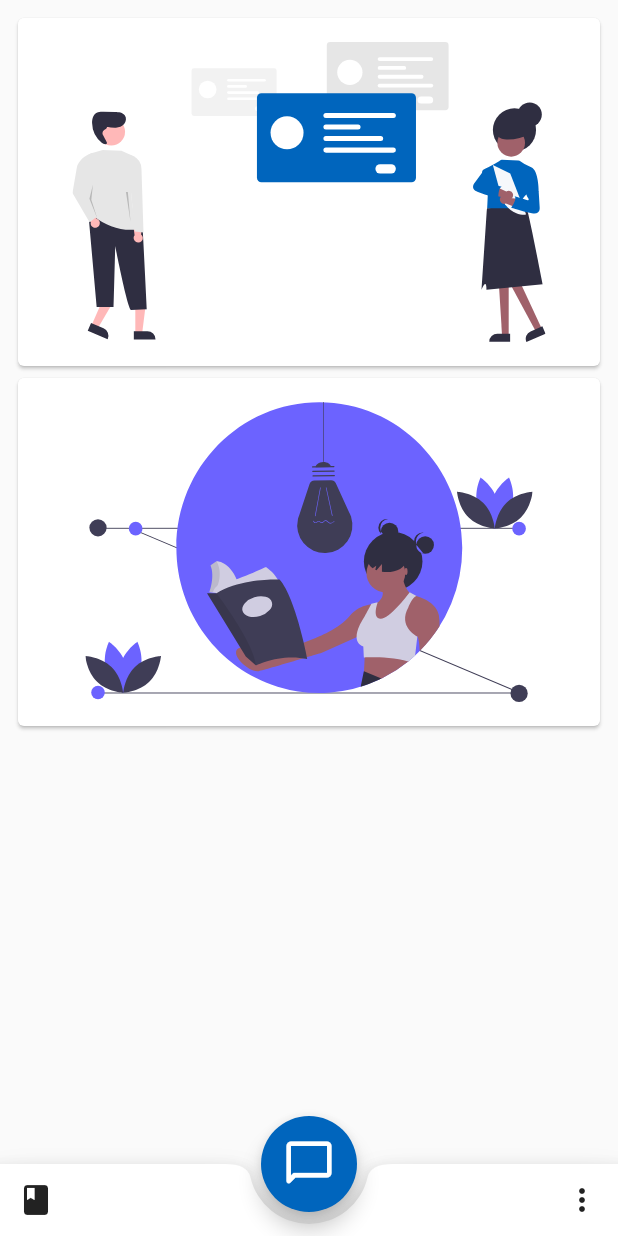
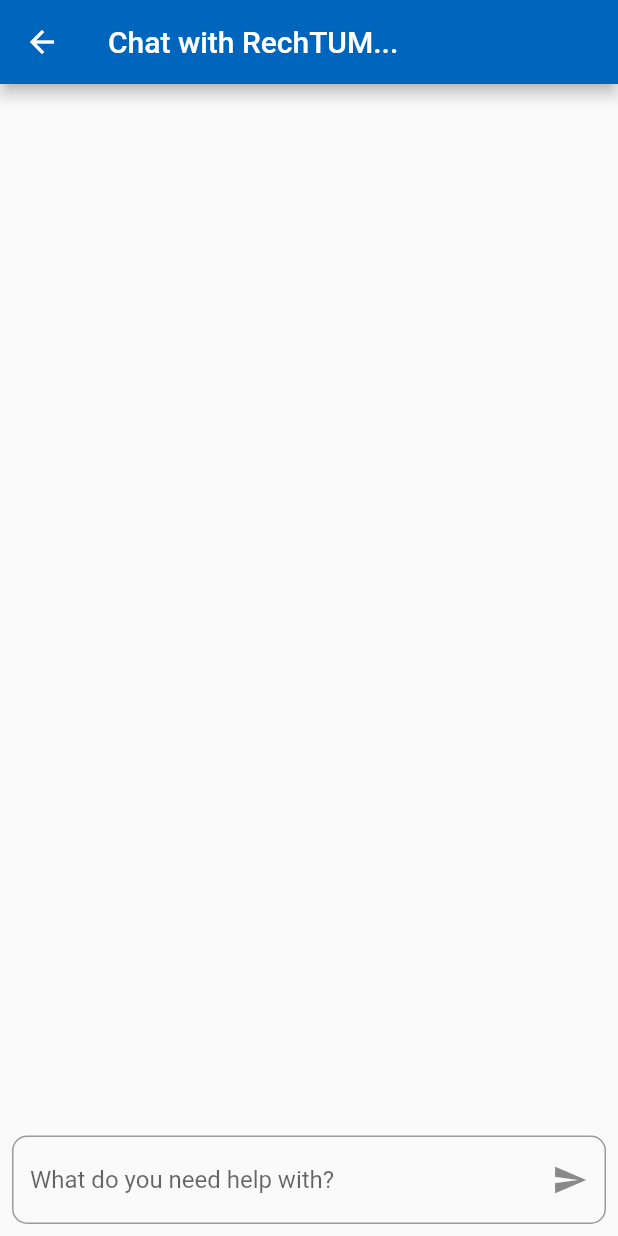
Before and after one commit to LeonStaufer/rechtum, a Flutter app: the screen it shows after launch, after a tap on the "chat bubble outline" icon, on a phone screen of 412 x 824 dp. Run offline on Flutter 3.47's test engine with Material 2 defaults, Android fonts, the light colour scheme and no system bars; our stand-ins replace flutter_svg, get_it; missing offline and left inert: openai_gpt3_api.

Commit message:
add view models and chat

```diff
--- a/lib/main.dart
+++ b/lib/main.dart
@@ -1,8 +1,19 @@
 import "package:flutter/material.dart";
+import 'package:openai_gpt3_api/openai_gpt3_api.dart';
+import 'package:provider/provider.dart';
+import 'package:rechtum/services/debug_logger.dart';
+import 'package:rechtum/services/locator.dart';
 import 'package:rechtum/utils/color.dart';
+import 'package:rechtum/view_models/chat_view_model.dart';
+import 'package:rechtum/views/chat_page.dart';
 import 'package:rechtum/views/home_page.dart';
 
 void main() {
+  setupDependencyInjection(
+    DebugLogger(),
+    GPT3(String.fromEnvironment("openAiKey")),
+  );
+
   runApp(App());
 }
 
@@ -17,7 +28,15 @@ class App extends StatelessWidget {
       title: "RechTUM",
       debugShowCheckedModeBanner: false,
       theme: theme,
-      home: HomePage(),
+      initialRoute: "/",
+      routes: {
+        "/": (BuildContext context) => HomePage(),
+        "/chat": (BuildContext context) =>
+            ChangeNotifierProvider<ChatViewModel>(
+              create: (context) => ChatViewModel(),
+              child: ChatPage(),
+            ),
+      },
     );
   }
 }
--- /dev/null
+++ b/lib/models/message.dart
@@ -0,0 +1,6 @@
+class Message {
+  const Message({required this.text, required this.author});
+
+  final String text;
+  final String author;
+}
--- /dev/null
+++ b/lib/view_models/base_model.dart
@@ -0,0 +1,30 @@
+import 'package:flutter/widgets.dart';
+
+/// base model for state management with [Provider]
+class BaseModel extends ChangeNotifier {
+  Status _status = Status.IDLE;
+
+  /// current exception of the model, is null unless the status is [Status.ERROR]
+  Exception? exception;
+
+  /// current status of the model
+  Status get status => _status;
+
+  /// set the status of the model to [status] and notify listeners
+  void setStatus(Status status) {
+    _status = status;
+    notifyListeners();
+  }
+}
+
+/// state of the model
+enum Status {
+  /// model is not doing anything
+  IDLE,
+
+  /// model is currently working
+  BUSY,
+
+  /// model has encountered an error
+  ERROR
+}
--- /dev/null
+++ b/lib/view_models/chat_view_model.dart
@@ -0,0 +1,24 @@
+import 'package:openai_gpt3_api/openai_gpt3_api.dart';
+import 'package:rechtum/view_models/base_model.dart';
+import 'package:rechtum/models/message.dart';
+import 'package:rechtum/services/locator.dart';
+import 'package:rechtum/services/logger.dart';
+
+/// view model for home screen
+class ChatViewModel extends BaseModel {
+  /// list of messages that should be displayed
+  List<Message> get messages => _messages;
+
+  final Logger _logger = locator.get<Logger>();
+  final GPT3 _gpt3 = locator.get<GPT3>();
+  List<Message> _messages = <Message>[];
+
+  void sendMessage(String text) {
+    text = text.trim();
+    if (text.isEmpty) return;
+
+    _messages.add(Message(text: text, author: "User"));
+    setStatus(Status.IDLE);
+
+  }
+}
--- /dev/null
+++ b/lib/views/chat_page.dart
@@ -0,0 +1,61 @@
+import 'package:flutter/material.dart';
+import 'package:flutter/rendering.dart';
+import 'package:provider/provider.dart';
+import 'package:rechtum/view_models/chat_view_model.dart';
+
+class ChatPage extends StatelessWidget {
+  @override
+  Widget build(BuildContext context) {
+    ChatViewModel viewModel = context.watch<ChatViewModel>();
+    return Scaffold(
+      appBar: AppBar(title: Text("Chat with RechTUM...")),
+      body: Column(
+        children: [
+          Expanded(
+            child: ListView(
+              reverse: true,
+              padding: EdgeInsets.all(16),
+              children: viewModel.messages.reversed
+                  .map((message) => Chip(label: Text(message.text)))
+                  .toList(),
+            ),
+          ),
+          SendRow(),
+        ],
+      ),
+    );
+  }
+}
+
+class SendRow extends StatelessWidget {
+  final TextEditingController controller = TextEditingController();
+
+  @override
+  Widget build(BuildContext context) {
+    final ChatViewModel viewModel = context.watch<ChatViewModel>();
+    return Padding(
+      padding: const EdgeInsets.all(8.0),
+      child: Row(
+        children: [
+          Expanded(
+              child: TextField(
+            controller: controller,
+            decoration: InputDecoration(
+              suffixIcon: Icon(Icons.send),
+              hintText: "What do you need help with?",
+              border: OutlineInputBorder(
+                borderSide:
+                    BorderSide(color: Theme.of(context).accentColor, width: 8),
+                borderRadius: BorderRadius.circular(10.0),
+              ),
+            ),
+            onSubmitted: (text) {
+              viewModel.sendMessage(text);
+              controller.clear();
+            },
+          )),
+        ],
+      ),
+    );
+  }
+}
--- a/lib/views/home_page.dart
+++ b/lib/views/home_page.dart
@@ -11,7 +11,7 @@ class HomePage extends StatelessWidget {
         width: 64,
         child: FloatingActionButton(
           child: Icon(Icons.chat_bubble_outline_rounded, size: 36),
-          onPressed: () {},
+          onPressed: () => Navigator.pushNamed(context, "/chat"),
         ),
       ),
       floatingActionButtonLocation: FloatingActionButtonLocation.centerDocked,
@@ -38,7 +38,6 @@ class HomeContent extends StatelessWidget {
   @override
   Widget build(BuildContext context) {
     return SafeArea(
-      child: Center(
       child: ListView(
         padding: EdgeInsets.all(8),
         children: [
@@ -64,7 +63,6 @@ class HomeContent extends StatelessWidget {
           ),
         ],
       ),
-      ),
     );
   }
 }
```
Lines whose indentation alone changed are shown as unchanged.
